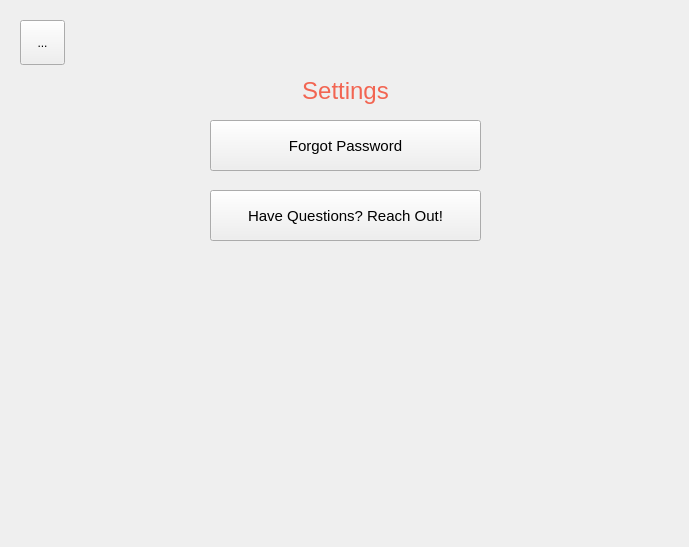
greg-maceachern12/MicroManage, file King_Project/settingsform.ui: the form before one commit.
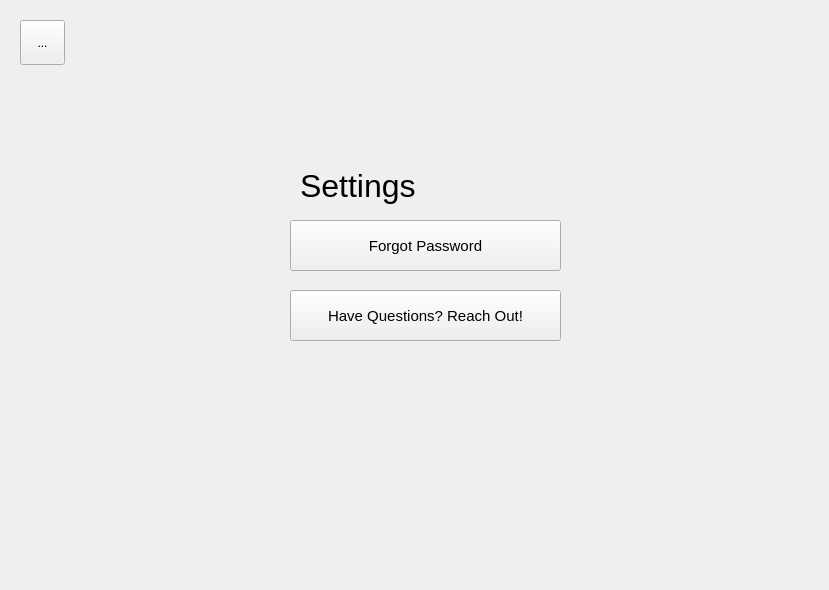
The form after the commit.

Commit message: Set the size of all the pages to the same size as the main window. Centered the items of each custom widget. Fixed the header labels for individual pages. Added connections between the welcome, login, and signup pages. Added plus icons to the messages and notices pages.

```diff
--- a/King_Project/settingsform.ui
+++ b/King_Project/settingsform.ui
@@ -6,8 +6,8 @@
    <rect>
     <x>0</x>
     <y>0</y>
-    <width>689</width>
-    <height>547</height>
+    <width>829</width>
+    <height>590</height>
    </rect>
   </property>
   <property name="windowTitle">
@@ -16,8 +16,8 @@
   <widget class="QPushButton" name="pushButton_3">
    <property name="geometry">
     <rect>
-     <x>210</x>
-     <y>190</y>
+     <x>290</x>
+     <y>290</y>
      <width>271</width>
      <height>51</height>
     </rect>
@@ -33,8 +33,8 @@
   <widget class="QPushButton" name="pushButton_4">
    <property name="geometry">
     <rect>
-     <x>210</x>
-     <y>120</y>
+     <x>290</x>
+     <y>220</y>
      <width>271</width>
      <height>51</height>
     </rect>
@@ -47,27 +47,6 @@
     <string>Forgot Password</string>
    </property>
   </widget>
-  <widget class="QLabel" name="label_2">
-   <property name="geometry">
-    <rect>
-     <x>0</x>
-     <y>70</y>
-     <width>691</width>
-     <height>41</height>
-    </rect>
-   </property>
-   <property name="styleSheet">
-    <string notr="true">font-family: &quot;Avenir Next&quot;;
-font-size: 24px;
-color: #F26552;</string>
-   </property>
-   <property name="text">
-    <string>Settings</string>
-   </property>
-   <property name="alignment">
-    <set>Qt::AlignCenter</set>
-   </property>
-  </widget>
   <widget class="QToolButton" name="menuButton">
    <property name="geometry">
     <rect>
@@ -81,6 +60,24 @@
     <string>...</string>
    </property>
   </widget>
+  <widget class="QLabel" name="headerLabel">
+   <property name="geometry">
+    <rect>
+     <x>300</x>
+     <y>160</y>
+     <width>211</width>
+     <height>51</height>
+    </rect>
+   </property>
+   <property name="font">
+    <font>
+     <pointsize>24</pointsize>
+    </font>
+   </property>
+   <property name="text">
+    <string>Settings</string>
+   </property>
+  </widget>
  </widget>
  <resources/>
  <connections/>
```
The commit also changes 15 other files.
